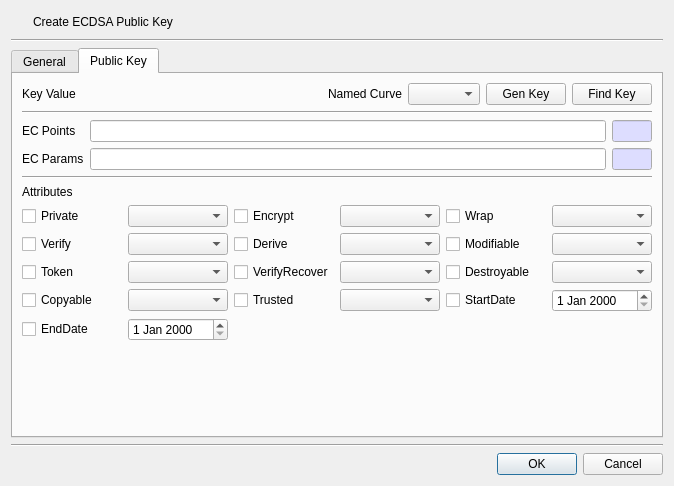
jykim74/CryptokiMan, file CryptokiMan/create_ec_pub_key_dlg.ui: the form before one commit.
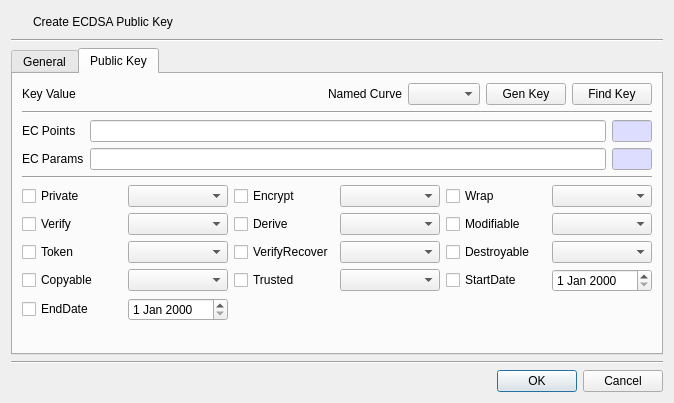
The form after the commit. The open tabs and pages were chosen to show the change. Icons and pictures are not drawn.

```diff
--- a/CryptokiMan/create_ec_pub_key_dlg.ui
+++ b/CryptokiMan/create_ec_pub_key_dlg.ui
@@ -7,7 +7,7 @@
     <x>0</x>
     <y>0</y>
     <width>674</width>
-    <height>486</height>
+    <height>403</height>
    </rect>
   </property>
   <property name="windowTitle">
@@ -445,13 +445,6 @@
          </property>
         </widget>
        </item>
-       <item>
-        <widget class="QLabel" name="label_8">
-         <property name="text">
-          <string>Attributes</string>
-         </property>
-        </widget>
-       </item>
        <item>
         <layout class="QGridLayout" name="gridLayout_4">
          <property name="topMargin">
```
Left out of the diff: 2 changed lines with no effect on the pictures.
